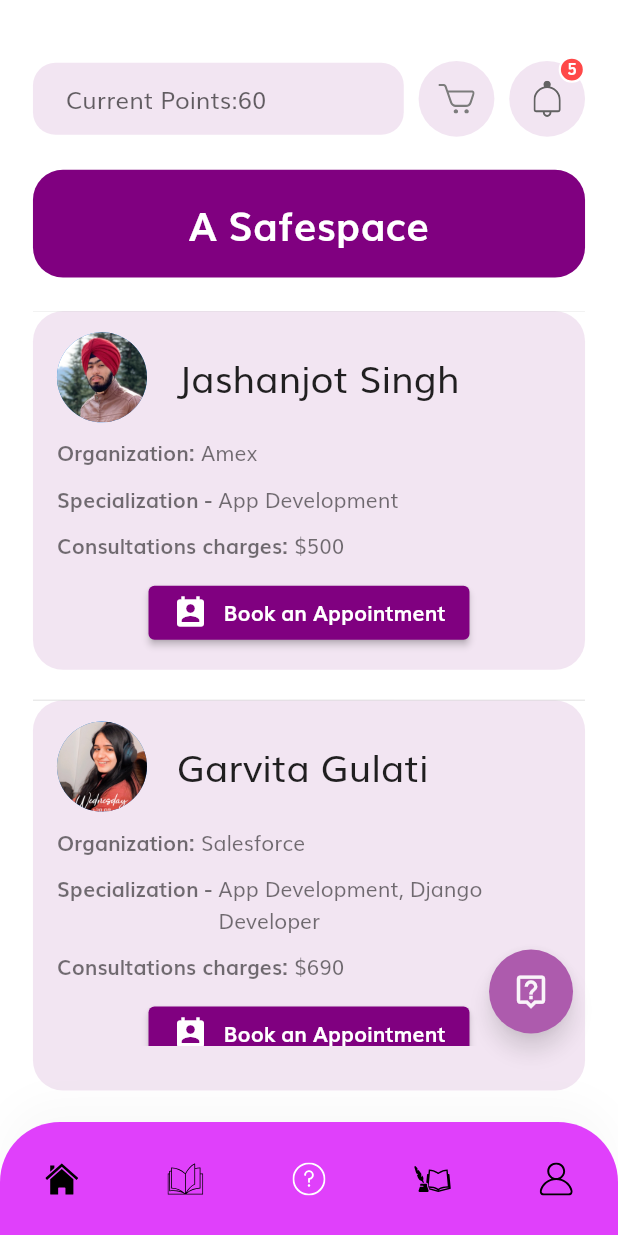
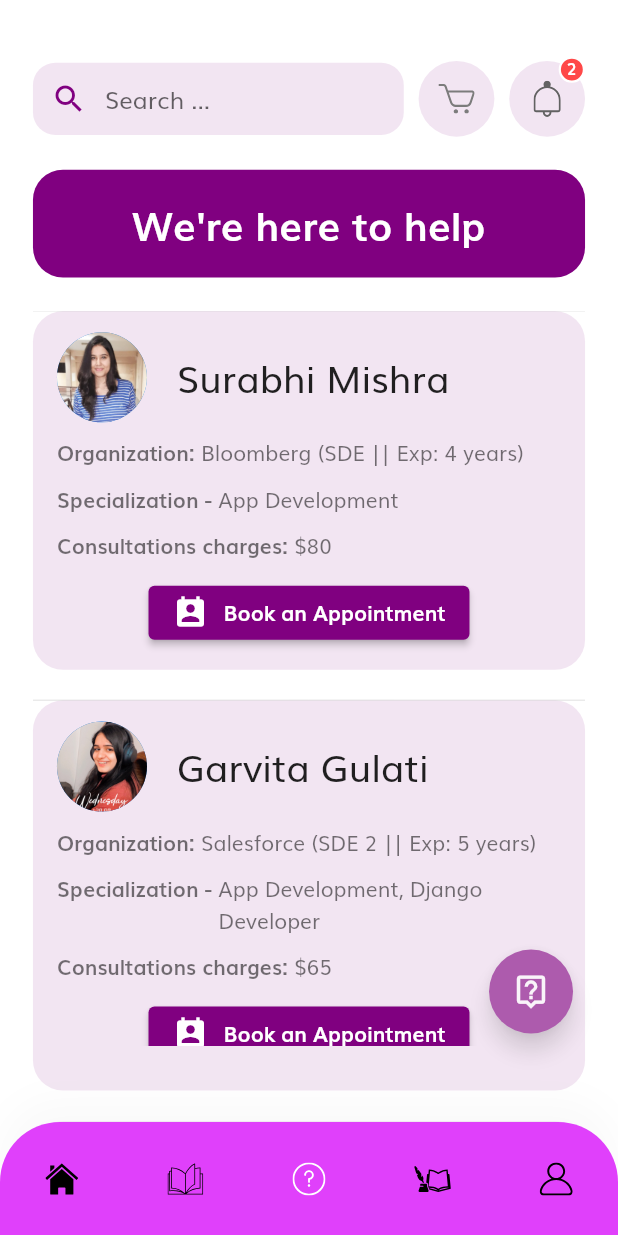
Before and after one commit to SurabhiMishra/EmpowHER-App, a Flutter app: the MentorScreen screen opened by its route, on a phone screen of 412 x 824 dp. Run offline on Flutter 3.47's test engine with Material 2 defaults, Android fonts, the phone set to English and light mode, and no system bars; our stand-ins replace flutter_svg.

Commit message:
mentor page edit

```diff
--- a/lib/screens/home/components/home_header.dart
+++ b/lib/screens/home/components/home_header.dart
@@ -25,7 +25,7 @@ class HomeHeader extends StatelessWidget {
           ),
           IconBtnWithCounter(
             svgSrc: "assets/icons/Bell.svg",
-            numOfitem: 5,
+            numOfitem: 2,
             press: () {},
           ),
         ],
--- a/lib/screens/home/components/search_field.dart
+++ b/lib/screens/home/components/search_field.dart
@@ -19,13 +19,17 @@ class SearchField extends StatelessWidget {
       child: TextField(
         onChanged: (value) => print(value),
         decoration: InputDecoration(
+            prefixIcon: Icon(
+              Icons.search,
+              color: kPrimaryColor,
+            ),
             contentPadding: EdgeInsets.symmetric(
                 horizontal: getProportionateScreenWidth(20),
-                vertical: getProportionateScreenWidth(9)),
+                vertical: getProportionateScreenWidth(11)),
             border: InputBorder.none,
             focusedBorder: InputBorder.none,
             enabledBorder: InputBorder.none,
-            hintText: "Current Points:60",
+            hintText: "Search ...",
             ),
       ),
     );
--- a/lib/screens/mentor/mentor_screen.dart
+++ b/lib/screens/mentor/mentor_screen.dart
@@ -8,21 +8,34 @@ import 'package:shop_app/screens/mentor/mentor.dart';
 import 'package:shop_app/screens/mentor/mentor_list_tile.dart';
 import 'package:shop_app/size_config.dart';
 
-
 List<Mentor> mentorValues = [
   Mentor(
-      name: "Jashanjot Singh",
-      organization: "Amex",
-      specialization: "App Development",
-      image:"assets/images/jashan.png",
-      fees: "500",
+    name: "Surabhi Mishra",
+    organization: "Bloomberg (SDE || Exp: 4 years)",
+    specialization: "App Development",
+    image: "assets/images/bunny.png",
+    fees: "80",
   ),
   Mentor(
     name: "Garvita Gulati",
-    organization: "Salesforce",
+    organization: "Salesforce (SDE 2 || Exp: 5 years)",
     specialization: "App Development, Django Developer",
-    image:"assets/images/garvita.jpg",
-    fees: "690",
+    image: "assets/images/garvita.jpg",
+    fees: "65",
+  ),
+  Mentor(
+    name: "Jennifer Lownes",
+    organization: "Google (Product Manager)",
+    specialization: "Agile Software Development, Team Management",
+    image: "assets/images/profile.png",
+    fees: "45",
+  ),
+  Mentor(
+    name: "Rouchelle Luang",
+    organization: "Samsung (SDE 3 || Exp: 7 years)",
+    specialization: "Pipelining and DevOps",
+    image: "assets/images/profile2.jpg",
+    fees: "45",
   ),
 ];
 
@@ -65,7 +78,7 @@ Widget _buildContents(BuildContext context) {
           ),
           child: Center(
             child: Text(
-              "A Safespace",
+              "We're here to help",
               style: TextStyle(
                 color: Colors.white,
                 fontSize: getProportionateScreenWidth(24),
@@ -101,7 +114,10 @@ Widget _buildContents(BuildContext context) {
                   child: FloatingActionButton(
                     backgroundColor: kPrimaryColor,
                     onPressed: () {},
-                    child: Icon(Icons.live_help_outlined,size: 25,),
+                    child: Icon(
+                      Icons.live_help_outlined,
+                      size: 25,
+                    ),
                   ),
                 ),
               ),
```
Also changed, not shown: assets/images/bunny.png (added).
